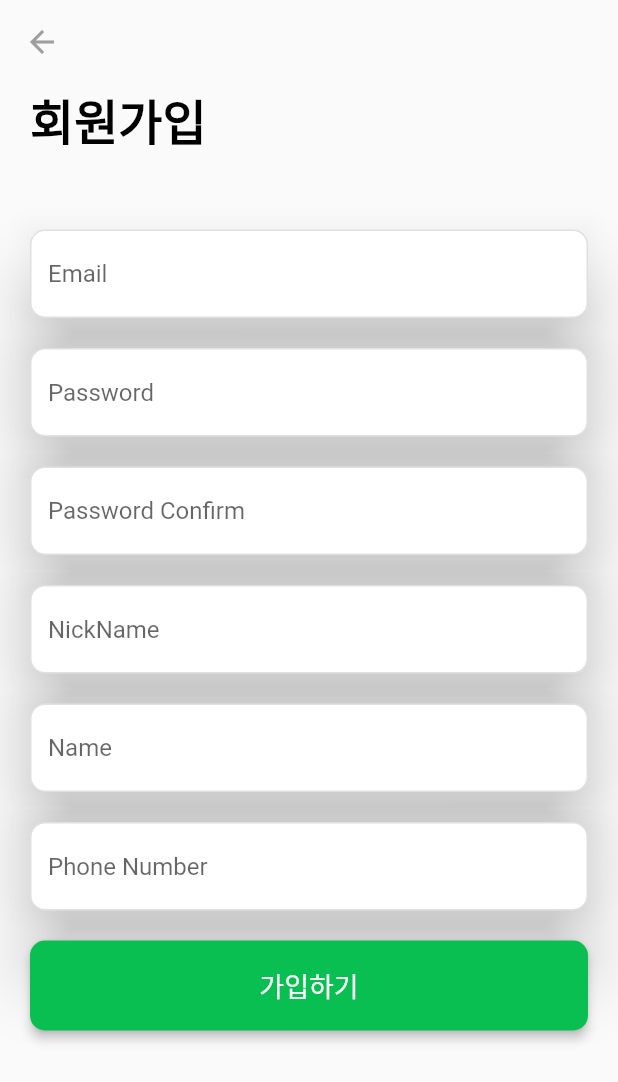
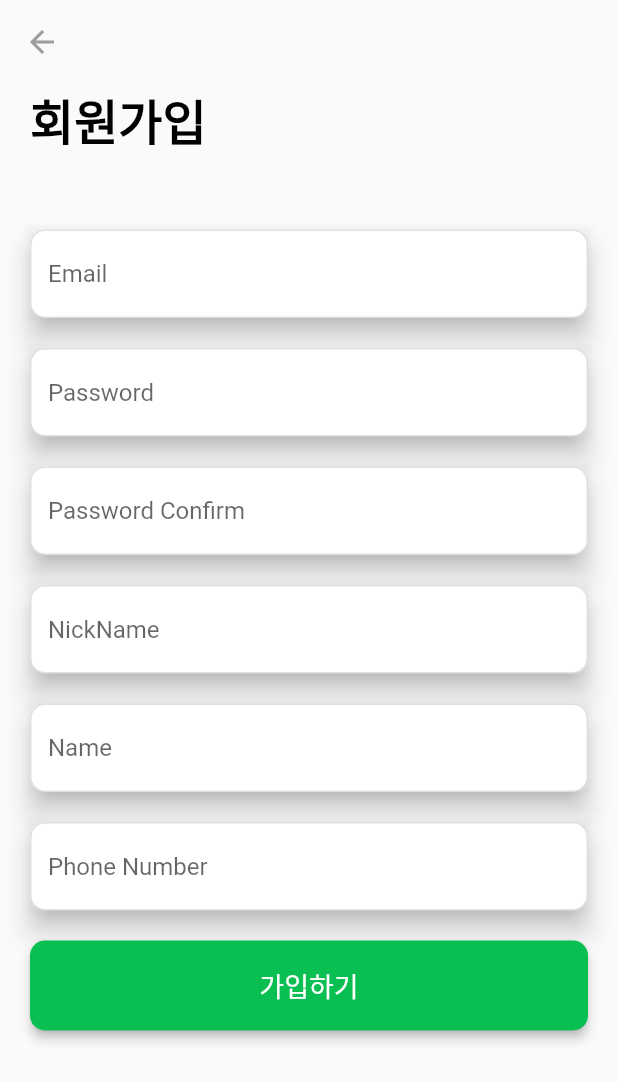
Before and after one commit to Campsite-Facility-Management-System/Client-Manager, a Flutter app: the screen it shows after launch, after a tap on "회원가입", on a phone screen of 412 x 824 dp. Shown: the top 1082 px of the screen. Run offline on Flutter 3.47's test engine with Material 2 defaults, Android fonts, the phone set to English and light mode, and no system bars; our stand-ins replace awesome_notifications, cached_network_image, firebase_core, firebase_messaging, fl_chart, flutter_bluetooth_serial and 7 more; missing offline and left inert: android_intent, bluetooth_enable; accounts and stored records are empty; network calls fail.

```diff
--- a/lib/function/mainFunction.dart
+++ b/lib/function/mainFunction.dart
@@ -1,8 +1,6 @@
-import 'dart:math';
-
 import 'package:client_manager/container/homePage/profile.dart';
 import 'package:client_manager/getX/token/tokenGetX.dart';
-import 'package:client_manager/screen/electric/electricListScreen.dart';
+import 'package:client_manager/screen/electric/electricManager.dart';
 import 'package:client_manager/screen/homePage/homePageScreen.dart';
 import 'package:client_manager/screen/morePage/morePageScreen.dart';
 import 'package:client_manager/screen/notificationPage/notiPageScreen.dart';
@@ -90,10 +88,8 @@ class _MainFunctionState extends State<MainFunction> {
                 ),
                 child: ListTile(
                   onTap: () {
-                    setState(() {
-                      currentPage = 1;
-                    });
                     Get.back();
+                    Get.to(ElectricManager());
                   },
                   leading: Icon(
                     Icons.control_camera,
@@ -179,7 +175,7 @@ class _MainFunctionState extends State<MainFunction> {
           index: currentPage,
           children: [
             HomePageScreen(),
-            ElectricListScreen(),
+            ElectricManager(),
             NotiPageScreen(),
             MorePageScreen(),
           ],
--- /dev/null
+++ b/lib/screen/electric/electricManager.dart
@@ -0,0 +1,139 @@
+import 'package:cached_network_image/cached_network_image.dart';
+import 'package:flutter/cupertino.dart';
+import 'package:flutter/material.dart';
+import 'package:get/get.dart';
+
+class ElectricManager extends StatelessWidget {
+  @override
+  Widget build(BuildContext context) {
+    return Scaffold(
+      appBar: AppBar(
+        backgroundColor: const Color(0x00000000),
+        elevation: 0,
+        leading: IconButton(
+          onPressed: () {
+            Get.back();
+          },
+          icon: Icon(Icons.arrow_back),
+          color: Colors.grey,
+        ),
+      ),
+      body: Container(
+        child: SingleChildScrollView(
+            child: Column(
+          children: <Widget>[
+            Container(
+              alignment: Alignment.topLeft,
+              margin: EdgeInsets.only(left: 20, bottom: 20),
+              child: Text(
+                '전력 관리',
+                style: TextStyle(fontSize: 32, fontWeight: FontWeight.bold),
+              ),
+            ),
+            Column(
+              // 카테고리 타일 동적 생성
+              children: List<Widget>.generate(
+                5,
+                (index) => Container(
+                  margin: EdgeInsets.only(left: 20, right: 20, bottom: 10),
+                  decoration: BoxDecoration(
+                    color: Colors.white,
+                    borderRadius: BorderRadius.circular(5),
+                    boxShadow: [
+                      BoxShadow(
+                        color: Colors.grey.withOpacity(0.5),
+                        spreadRadius: 3,
+                        blurRadius: 3,
+                        offset: Offset(0, 3),
+                      ),
+                    ],
+                  ),
+                  child: ExpansionTile(
+                    iconColor: const Color(0xff0abf52),
+                    textColor: const Color(0xff0abf52),
+                    initiallyExpanded: false,
+                    backgroundColor: Colors.white,
+                    leading: Container(
+                      child: AspectRatio(
+                        aspectRatio: 1,
+                        child: CachedNetworkImage(
+                            fit: BoxFit.cover,
+                            imageUrl:
+                                'https://hips.hearstapps.com/countryliving.cdnds.net/17/47/1511194376-cavachon-puppy-christmas.jpg'),
+                      ),
+                    ),
+                    title: Row(
+                      children: <Widget>[
+                        Expanded(
+                          child: Text(
+                            'Category A',
+                            style: TextStyle(
+                                fontSize: 18, fontWeight: FontWeight.bold),
+                          ),
+                        ),
+                        Text(
+                          '8개',
+                          style: TextStyle(
+                              color: const Color(0xff999999), fontSize: 12),
+                        ),
+                      ],
+                    ),
+                    // 디바이스 타일 동적 생성
+                    children: List<Widget>.generate(
+                      5,
+                      (index) => Container(
+                        margin: EdgeInsets.only(
+                            left: 10, right: 10, top: 5, bottom: 5),
+                        decoration: BoxDecoration(
+                          color: Colors.white,
+                          borderRadius: BorderRadius.circular(10),
+                          boxShadow: [
+                            BoxShadow(
+                              color: Colors.grey.withOpacity(0.5),
+                              spreadRadius: 2,
+                              blurRadius: 3,
+                              offset: Offset(0, 3),
+                            ),
+                          ],
+                        ),
+                        child: ListTile(
+                          title: Row(
+                            children: <Widget>[
+                              Expanded(
+                                child: Text(
+                                  'D-1',
+                                  style: TextStyle(
+                                    fontSize: 16,
+                                    color: const Color(0xff999999),
+                                  ),
+                                ),
+                              ),
+                              Text(
+                                '0kW',
+                                style: TextStyle(
+                                  fontSize: 12,
+                                  color: const Color(0xff999999),
+                                ),
+                              ),
+                            ],
+                          ),
+                          //스위치
+                          trailing: Switch(
+                            value: null,
+                            activeColor: Colors.green,
+                            activeTrackColor: Colors.lightGreen,
+                            onChanged: (value) {},
+                          ),
+                        ),
+                      ),
+                    ),
+                  ),
+                ),
+              ),
+            ),
+          ],
+        )),
+      ),
+    );
+  }
+}
--- a/lib/screen/signPage/signUpScreen.dart
+++ b/lib/screen/signPage/signUpScreen.dart
@@ -114,7 +114,7 @@ class _SignUpScreenState extends State<SignUpScreen> {
                 Container(
                   padding: EdgeInsets.only(left: 20, right: 20, bottom: 20),
                   child: Material(
-                    elevation: 20,
+                    elevation: 7,
                     color: Colors.transparent,
                     child: Container(
                       child: TextFormField(
@@ -157,7 +157,7 @@ class _SignUpScreenState extends State<SignUpScreen> {
                 Container(
                   padding: EdgeInsets.only(left: 20, right: 20, bottom: 20),
                   child: Material(
-                    elevation: 20,
+                    elevation: 7,
                     color: Colors.transparent,
                     child: TextFormField(
                       decoration: InputDecoration(
@@ -199,7 +199,7 @@ class _SignUpScreenState extends State<SignUpScreen> {
                 Container(
                   padding: EdgeInsets.only(left: 20, right: 20, bottom: 20),
                   child: Material(
-                    elevation: 20,
+                    elevation: 7,
                     color: Colors.transparent,
                     child: TextFormField(
                       decoration: InputDecoration(
@@ -240,7 +240,7 @@ class _SignUpScreenState extends State<SignUpScreen> {
                 Container(
                   padding: EdgeInsets.only(left: 20, right: 20, bottom: 20),
                   child: Material(
-                    elevation: 20,
+                    elevation: 7,
                     color: Colors.transparent,
                     child: TextFormField(
                       decoration: InputDecoration(
@@ -281,7 +281,7 @@ class _SignUpScreenState extends State<SignUpScreen> {
                 Container(
                   padding: EdgeInsets.only(left: 20, right: 20, bottom: 20),
                   child: Material(
-                    elevation: 20,
+                    elevation: 7,
                     color: Colors.transparent,
                     child: TextFormField(
                       decoration: InputDecoration(
@@ -322,7 +322,7 @@ class _SignUpScreenState extends State<SignUpScreen> {
                 Container(
                   padding: EdgeInsets.only(left: 20, right: 20, bottom: 20),
                   child: Material(
-                    elevation: 20,
+                    elevation: 7,
                     color: Colors.transparent,
                     child: TextFormField(
                       decoration: InputDecoration(
```
